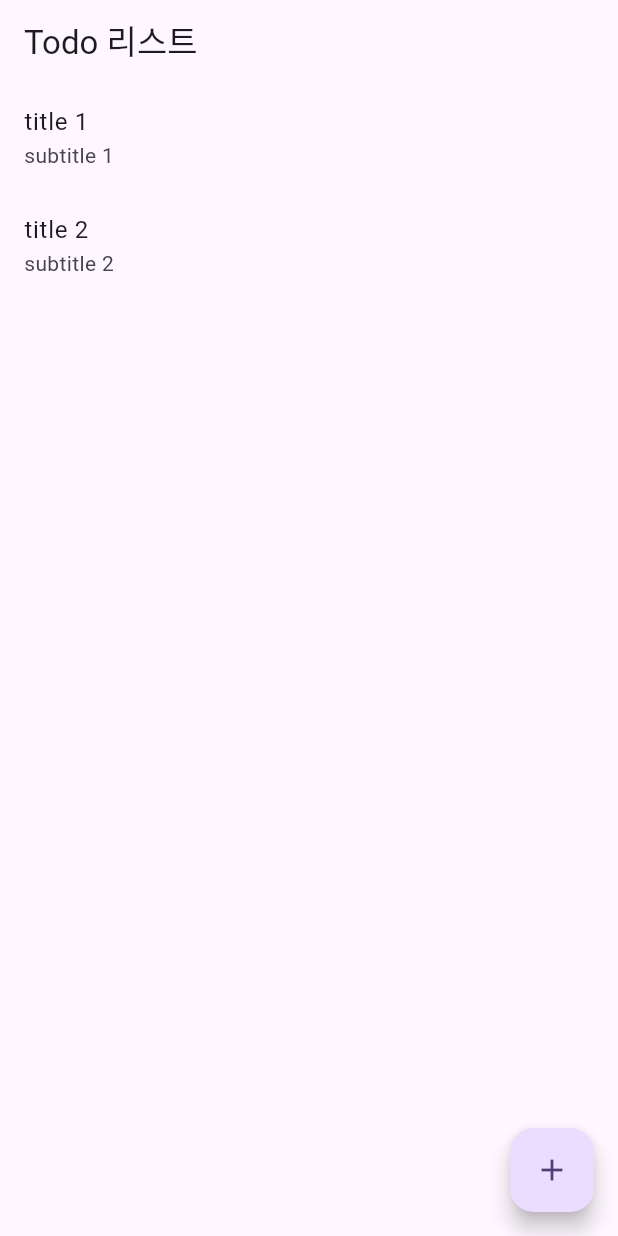
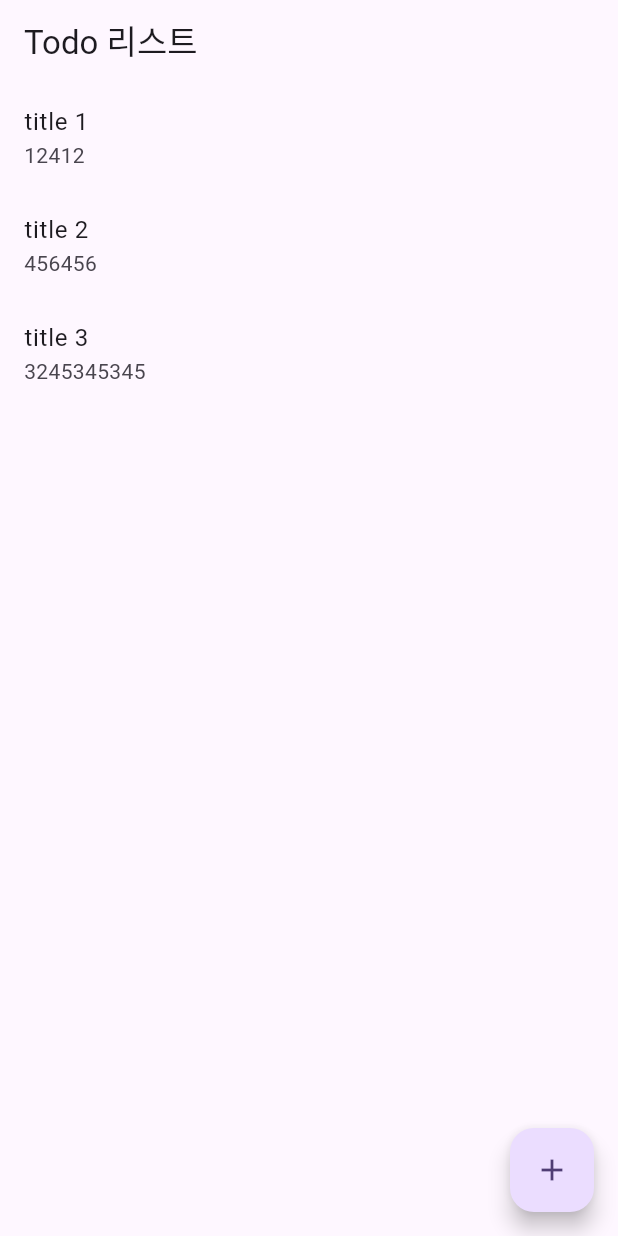
Before and after one commit to ALSDlab/todolist, a Flutter app: the screen it shows after launch, on a phone screen of 412 x 824 dp. Run offline on Flutter 3.47's test engine with Material 3 defaults, Android fonts, the phone set to English and light mode, and no system bars.

Commit message:
Todo list 만들기 - 모델 클래스 만들고 리스트에 표시하기

```diff
--- a/lib/list_screen.dart
+++ b/lib/list_screen.dart
@@ -1,8 +1,30 @@
 import 'package:flutter/material.dart';
 import 'package:todolist/create_screen.dart';
+import 'package:todolist/todo.dart';
 
-class ListScreen extends StatelessWidget {
-  const ListScreen({super.key});
+class ListScreen extends StatefulWidget {
+  ListScreen({super.key});
+
+
+  @override
+  State<ListScreen> createState() => _ListScreenState();
+}
+
+class _ListScreenState extends State<ListScreen> {
+  final todos = [
+    Todo(
+      title: 'title 1',
+      dateTime: 12412,
+    ),
+    Todo(
+      title: 'title 2',
+      dateTime: 456456,
+    ),
+    Todo(
+      title: 'title 3',
+      dateTime: 3245345345,
+    ),
+  ];
 
   @override
   Widget build(BuildContext context) {
@@ -11,22 +33,18 @@ class ListScreen extends StatelessWidget {
         title: const Text('Todo 리스트'),
       ),
       body: ListView(
-        children: const [
-          ListTile(
-            title: Text('title 1'),
-            subtitle: Text('subtitle 1'),
-
-          ),
-          ListTile(
-            title: Text('title 2'),
-            subtitle: Text('subtitle 2'),
-
-          ),
-        ],
+        children: todos.map(
+              (todo) =>
+              ListTile(
+                title: Text(todo.title),
+                subtitle: Text('${todo.dateTime}'),
+              ),
+        ).toList(),
       ),
       floatingActionButton: FloatingActionButton(
-        onPressed: (){
-          Navigator.push(context, MaterialPageRoute(builder: (context) => const CreateScreen()));
+        onPressed: () {
+          Navigator.push(context,
+              MaterialPageRoute(builder: (context) => const CreateScreen()));
         },
         child: const Icon(Icons.add),
       ),
--- a/lib/main.dart
+++ b/lib/main.dart
@@ -18,7 +18,7 @@ class MyApp extends StatelessWidget {
         colorScheme: ColorScheme.fromSeed(seedColor: Colors.deepPurple),
         useMaterial3: true,
       ),
-      home: const ListScreen(),
+      home: ListScreen(),
     );
   }
 }
--- /dev/null
+++ b/lib/todo.dart
@@ -0,0 +1,9 @@
+class Todo {
+  String title;
+  int dateTime;
+
+  Todo({
+    required this.title,
+    required this.dateTime,
+  });
+}
```
